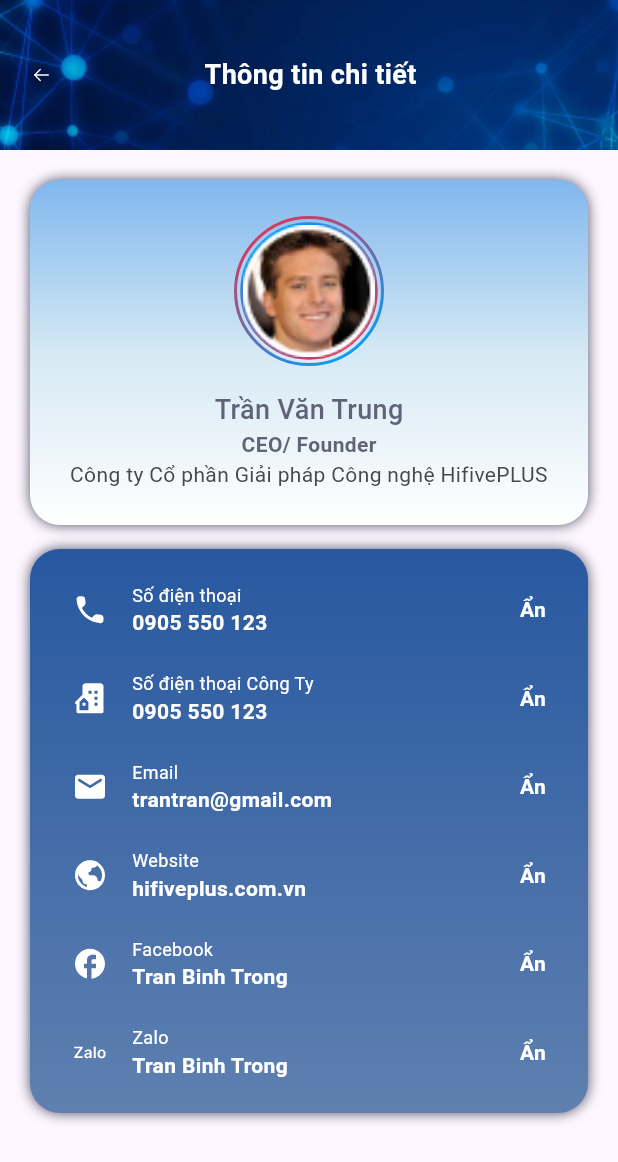
After one commit to huy2992002/demo_flutter, a Flutter app: the screen it shows after launch, after a tap on "Trần Văn Trung", on a phone screen of 412 x 824 dp. The commit adds this screen. Shown: the top 1162 px of the screen. Run offline on Flutter 3.47's test engine with Material 3 defaults, Android fonts, the phone set to English and light mode, and no system bars; our stand-ins replace carousel_slider, flutter_svg; accounts and stored records are empty.

Commit message:
update profile user detail

```diff
--- a/lib/models/user_detail_model.dart
+++ b/lib/models/user_detail_model.dart
@@ -1,12 +1,9 @@
+import 'package:demo_flutter/models/user_infomation_model.dart';
+
 class UserDetailModel {
   String? position;
   String? company;
-  String? phone;
-  String? phoneCompany;
-  String? email;
-  String? website;
-  String? facebook;
-  String? zalo;
+  List<UserInfomationModel>? informations;
 
   UserDetailModel();
 }
--- /dev/null
+++ b/lib/models/user_infomation_model.dart
@@ -0,0 +1,8 @@
+class UserInfomationModel{
+  String? name;
+  String? icon;
+  String? content;
+  bool? status;
+
+  UserInfomationModel();
+}
--- a/lib/models/user_model.dart
+++ b/lib/models/user_model.dart
@@ -1,4 +1,5 @@
 import 'package:demo_flutter/models/user_detail_model.dart';
+import 'package:demo_flutter/models/user_infomation_model.dart';
 
 class UserModel {
   String? avatar;
@@ -16,9 +17,35 @@ UserModel user1 = UserModel()
   ..detail = (UserDetailModel()
     ..position = 'CEO/ Founder'
     ..company = 'Công ty Cổ phần Giải pháp Công nghệ HifivePLUS'
-    ..phone = '0905 550 123'
-    ..phoneCompany = '0905 550 123'
-    ..email = 'trantran@gmail.com'
-    ..website = 'hifiveplus.com.vn'
-    ..facebook = 'Trần Văn Trung'
-    ..zalo = '0905 550 123');
+    ..informations = [
+      UserInfomationModel()
+        ..name = 'Số điện thoại'
+        ..icon = 'assets/icons/ic_phone.svg'
+        ..content = '0905 550 123'
+        ..status = true,
+      UserInfomationModel()
+        ..name = 'Số điện thoại Công Ty'
+        ..icon = 'assets/icons/ic_building_house.svg'
+        ..content = '0905 550 123'
+        ..status = true,
+      UserInfomationModel()
+        ..name = 'Email'
+        ..icon = 'assets/icons/ic_mail.svg'
+        ..content = 'trantran@gmail.com'
+        ..status = true,
+      UserInfomationModel()
+        ..name = 'Website'
+        ..icon = 'assets/icons/ic_website.svg'
+        ..content = 'hifiveplus.com.vn'
+        ..status = true,
+      UserInfomationModel()
+        ..name = 'Facebook'
+        ..icon = 'assets/icons/ic_facebook.svg'
+        ..content = 'Tran Binh Trong'
+        ..status = true,
+      UserInfomationModel()
+        ..name = 'Zalo'
+        ..icon = 'assets/icons/ic_zalo.svg'
+        ..content = 'Tran Binh Trong'
+        ..status = true,
+    ]);
--- a/lib/pages/remote_sales/home/rs_home_page.dart
+++ b/lib/pages/remote_sales/home/rs_home_page.dart
@@ -1,6 +1,8 @@
 import 'package:carousel_slider/carousel_slider.dart';
 import 'package:demo_flutter/models/event_model.dart';
 import 'package:demo_flutter/models/user_model.dart';
+import 'package:demo_flutter/pages/remote_sales/home/widgets/rs_appbar_home.dart';
+import 'package:demo_flutter/pages/remote_sales/profile/user_detail_page.dart';
 import 'package:demo_flutter/resources/app_color.dart';
 import 'package:demo_flutter/resources/app_style.dart';
 import 'package:demo_flutter/utils/app_extension.dart';
@@ -48,64 +50,18 @@ class _RsHomePageState extends State<RsHomePage> {
   Widget build(BuildContext context) {
     return Scaffold(
       backgroundColor: AppColor.hF6F8FF,
-      appBar: PreferredSize(
-        preferredSize: const Size.fromHeight(100.0),
-        child: Container(
-          width: double.infinity,
-          height: MediaQuery.of(context).padding.top + 78,
-          decoration: const BoxDecoration(
-            image: DecorationImage(
-              image: AssetImage('assets/images/img_background_appbar.png'),
-              fit: BoxFit.fill,
+      appBar: RsAppbarHome(
+        user: user1,
+        onProfile: () {
+          Navigator.push(
+            context,
+            MaterialPageRoute(
+              builder: (context) => UserDetailPage(
+                user: user1,
+              ),
             ),
-          ),
-          child: Padding(
-            padding: EdgeInsets.only(top: MediaQuery.of(context).padding.top),
-            child: Row(
-              children: [
-                const SizedBox(width: 16.0),
-                Container(
-                  height: 50.0,
-                  width: 50.0,
-                  decoration: BoxDecoration(
-                    image: DecorationImage(
-                      image: AssetImage(user1.avatar ?? ''),
-                    ),
-                    border: Border.all(color: Colors.white, width: 2.0),
-                    shape: BoxShape.circle,
-                  ),
-                ),
-                const SizedBox(width: 20.0),
-                Column(
-                  mainAxisAlignment: MainAxisAlignment.center,
-                  crossAxisAlignment: CrossAxisAlignment.start,
-                  children: [
-                    Text(
-                      user1.name ?? '',
-                      style: AppStyle.h15w700.copyWith(color: Colors.white),
-                    ),
-                    const SizedBox(height: 4.0),
-                    Text(
-                      (user1.role ?? false) ? 'Doanh nghiệp' : 'Remote Sales',
-                      style: AppStyle.h13w700.copyWith(
-                        color: (user1.role ?? false)
-                            ? AppColor.h6CE9A6
-                            : AppColor.hFEC84B,
-                      ),
-                    ),
-                  ],
-                ),
-                const Spacer(),
-                SvgPicture.asset('assets/icons/ic_qr_code.svg'),
-                const SizedBox(width: 8.0),
-                SvgPicture.asset('assets/icons/ic_bell.svg'),
-                const SizedBox(width: 8.0),
-                SvgPicture.asset('assets/icons/ic_buy.svg'),
-                const SizedBox(width: 20.0),
-              ],
-            ),
-          ),
-        ),
+          );
+        },
       ),
       body: ListView(
         padding: const EdgeInsets.symmetric(horizontal: 16.0)
--- /dev/null
+++ b/lib/pages/remote_sales/home/widgets/rs_appbar_home.dart
@@ -0,0 +1,91 @@
+import 'package:demo_flutter/models/user_model.dart';
+import 'package:demo_flutter/resources/app_color.dart';
+import 'package:demo_flutter/resources/app_style.dart';
+import 'package:flutter/material.dart';
+import 'package:flutter_svg/svg.dart';
+
+class RsAppbarHome extends StatelessWidget implements PreferredSizeWidget {
+  const RsAppbarHome({
+    super.key,
+    required this.user,
+    this.onProfile,
+  });
+
+  final UserModel user;
+  final Function()? onProfile;
+
+  @override
+  Widget build(BuildContext context) {
+    return Container(
+      width: double.infinity,
+      height: MediaQuery.of(context).padding.top + 78,
+      decoration: const BoxDecoration(
+        image: DecorationImage(
+          image: AssetImage('assets/images/img_background_appbar.png'),
+          fit: BoxFit.fill,
+        ),
+      ),
+      child: Padding(
+        padding: EdgeInsets.only(top: MediaQuery.of(context).padding.top),
+        child: Row(
+          children: [
+            const SizedBox(width: 16.0),
+            GestureDetector(
+              onTap: onProfile,
+              behavior: HitTestBehavior.translucent,
+              child: SizedBox(
+                child: Row(
+                  children: [
+                    Container(
+                      height: 50.0,
+                      width: 50.0,
+                      decoration: BoxDecoration(
+                        image: DecorationImage(
+                          image: AssetImage(user.avatar ?? ''),
+                        ),
+                        border: Border.all(color: Colors.white, width: 2.0),
+                        shape: BoxShape.circle,
+                      ),
+                    ),
+                    const SizedBox(width: 20.0),
+                    Column(
+                      mainAxisAlignment: MainAxisAlignment.center,
+                      crossAxisAlignment: CrossAxisAlignment.start,
+                      children: [
+                        Text(
+                          user.name ?? '',
+                          style: AppStyle.h15w700.copyWith(color: Colors.white),
+                        ),
+                        const SizedBox(height: 4.0),
+                        Text(
+                          (user.role ?? false)
+                              ? 'Doanh nghiệp'
+                              : 'Remote Sales',
+                          style: AppStyle.h13w700.copyWith(
+                            color: (user.role ?? false)
+                                ? AppColor.h6CE9A6
+                                : AppColor.hFEC84B,
+                          ),
+                        ),
+                      ],
+                    ),
+                  ],
+                ),
+              ),
+            ),
+            const Spacer(),
+            SvgPicture.asset('assets/icons/ic_qr_code.svg'),
+            const SizedBox(width: 8.0),
+            SvgPicture.asset('assets/icons/ic_bell.svg'),
+            const SizedBox(width: 8.0),
+            SvgPicture.asset('assets/icons/ic_buy.svg'),
+            const SizedBox(width: 20.0),
+          ],
+        ),
+      ),
+    );
+  }
+
+  @override
+  Size get preferredSize => const Size.fromHeight(100.0);
+}
--- /dev/null
+++ b/lib/pages/remote_sales/home/widgets/user_social_item.dart
@@ -0,0 +1,58 @@
+import 'package:demo_flutter/models/user_infomation_model.dart';
+import 'package:demo_flutter/resources/app_style.dart';
+import 'package:flutter/material.dart';
+import 'package:flutter_svg/svg.dart';
+
+class UserSocialItem extends StatelessWidget {
+  const UserSocialItem({
+    super.key,
+    required this.item,
+    this.onPressed,
+  });
+
+  final UserInfomationModel? item;
+  final Function()? onPressed;
+
+  @override
+  Widget build(BuildContext context) {
+    return Container(
+      padding: const EdgeInsets.symmetric(horizontal: 12.0, vertical: 6.0),
+      child: Row(
+        children: [
+          SvgPicture.asset(
+            item?.icon ?? '',
+          ),
+          const SizedBox(width: 16.0),
+          Expanded(
+            child: Column(
+              crossAxisAlignment: CrossAxisAlignment.start,
+              children: [
+                Text(
+                  item?.name ?? '',
+                  style: AppStyle.h12w400.copyWith(
+                    color: Colors.white,
+                  ),
+                ),
+                Text(
+                  (item?.status ?? false) ? item?.content ?? '' : '***********',
+                  style: AppStyle.h14w600.copyWith(
+                    color: Colors.white,
+                  ),
+                ),
+              ],
+            ),
+          ),
+          GestureDetector(
+            onTap: onPressed,
+            child: Text(
+              (item?.status ?? false) ? 'Ẩn' : ' Hiển Thị',
+              style: AppStyle.h14w600.copyWith(
+                color: Colors.white,
+              ),
+            ),
+          )
+        ],
+      ),
+    );
+  }
+}
--- /dev/null
+++ b/lib/pages/remote_sales/profile/user_detail_page.dart
@@ -0,0 +1,153 @@
+import 'package:demo_flutter/components/hi_boss_app_bar.dart';
+import 'package:demo_flutter/models/user_model.dart';
+import 'package:demo_flutter/pages/remote_sales/home/widgets/user_social_item.dart';
+import 'package:demo_flutter/resources/app_color.dart';
+import 'package:demo_flutter/resources/app_style.dart';
+import 'package:flutter/material.dart';
+import 'package:flutter_svg/flutter_svg.dart';
+
+class UserDetailPage extends StatefulWidget {
+  const UserDetailPage({
+    super.key,
+    required this.user,
+  });
+
+  final UserModel user;
+
+  @override
+  State<UserDetailPage> createState() => _UserDetailPageState();
+}
+
+class _UserDetailPageState extends State<UserDetailPage> {
+  @override
+  Widget build(BuildContext context) {
+    return Scaffold(
+      appBar: HiBossAppBar(
+        leftIcon: 'assets/icons/ic_back.svg',
+        leftPressed: () => Navigator.pop(context),
+        title: 'Thông tin chi tiết',
+      ),
+      body: SingleChildScrollView(
+        child: Padding(
+          padding: const EdgeInsets.all(20.0),
+          child: Column(
+            children: [
+              Container(
+                width: double.infinity,
+                padding: const EdgeInsets.all(24.0),
+                decoration: BoxDecoration(
+                  gradient: const LinearGradient(
+                    begin: AlignmentDirectional.topCenter,
+                    end: AlignmentDirectional.bottomCenter,
+                    colors: [
+                      AppColor.h80B7EE,
+                      AppColor.hD5E9F4,
+                      Colors.white,
+                    ],
+                  ),
+                  borderRadius: BorderRadius.circular(20.0),
+                  boxShadow: const [
+                    BoxShadow(
+                      color: AppColor.h4C4E64,
+                      offset: Offset(0.0, 0.0),
+                      blurRadius: 7,
+                    ),
+                  ],
+                ),
+                child: Column(
+                  children: [
+                    Stack(
+                      children: [
+                        SvgPicture.asset(
+                          'assets/icons/ic_circle_avatar.svg',
+                          width: 100.0,
+                        ),
+                        Positioned(
+                          top: 4.0,
+                          left: 4.0,
+                          right: 4.0,
+                          bottom: 4.0,
+                          child: SvgPicture.asset(
+                            'assets/icons/ic_circle_avatar_small.svg',
+                          ),
+                        ),
+                        Positioned(
+                          top: 6.0,
+                          left: 6.0,
+                          right: 6.0,
+                          bottom: 6.0,
+                          child: Image.asset(
+                            widget.user.avatar ?? '',
+                            fit: BoxFit.fill,
+                          ),
+                        ),
+                      ],
+                    ),
+                    const SizedBox(height: 16.0),
+                    Text(
+                      widget.user.name ?? '',
+                      style: AppStyle.h18w500.copyWith(
+                        color: AppColor.h4C4E64.withOpacity(0.87),
+                      ),
+                    ),
+                    Text(
+                      widget.user.detail?.position ?? '',
+                      style: AppStyle.h14w600.copyWith(
+                        color: AppColor.h4C4E64.withOpacity(0.87),
+                      ),
+                    ),
+                    Text(
+                      widget.user.detail?.company ?? '',
+                      style: AppStyle.h14w400,
+                      textAlign: TextAlign.center,
+                    )
+                  ],
+                ),
+              ),
+              const SizedBox(height: 16.0),
+              Container(
+                padding: const EdgeInsets.all(16.0),
+                decoration: BoxDecoration(
+                  gradient: const LinearGradient(
+                    begin: AlignmentDirectional.topCenter,
+                    end: AlignmentDirectional.bottomCenter,
+                    colors: [
+                      AppColor.h2758A0,
+                      AppColor.h5F80B0,
+                    ],
+                  ),
+                  borderRadius: BorderRadius.circular(20.0),
+                  boxShadow: const [
+                    BoxShadow(
+                      color: AppColor.h4C4E64,
+                      offset: Offset(0.0, 0.0),
+                      blurRadius: 7,
+                    ),
+                  ],
+                ),
+                child: ListView.separated(
+                  itemCount: widget.user.detail?.informations?.length ?? 0,
+                  physics: const NeverScrollableScrollPhysics(),
+                  shrinkWrap: true,
+                  itemBuilder: (context, index) {
+                    final item = widget.user.detail?.informations?[index];
+                    return UserSocialItem(
+                      item: item,
+                      onPressed: () {
+                        setState(() {
+                          item?.status = !(item.status ?? false);
+                        });
+                      },
+                    );
+                  },
+                  separatorBuilder: (context, index) =>
+                      const SizedBox(height: 10.0),
+                ),
+              ),
+            ],
+          ),
+        ),
+      ),
+    );
+  }
+}
--- a/lib/resources/app_color.dart
+++ b/lib/resources/app_color.dart
@@ -35,8 +35,12 @@ class AppColor {
   static const Color hD1FADF = Color(0xFFD1FADF);
   static const Color hFFB3AF = Color(0xFFFFB3AF);
   static const Color h90E6D7 = Color(0xFF90E6D7);
-
-
-
+  static const Color h4C4E64 = Color(0xFF4C4E64);
+  static const Color hEC2F4B = Color(0xFFEC2F4B);
+  static const Color h009FFF = Color(0xFF009FFF);
+  static const Color h80B7EE = Color(0xFF80B7EE);
+  static const Color hD5E9F4 = Color(0xFFD5E9F4);
+  static const Color h2758A0 = Color(0xFF2758A0);
+  static const Color h5F80B0 = Color(0xFF5F80B0);
 
 }
--- a/lib/resources/app_style.dart
+++ b/lib/resources/app_style.dart
@@ -112,6 +112,12 @@ class AppStyle {
     fontWeight: FontWeight.w600,
   );
 
+  static const h18w500 = TextStyle(
+    color: Colors.white,
+    fontSize: 18.0,
+    fontWeight: FontWeight.w500,
+  );
+
   static const h20w600 = TextStyle(
     color: AppColor.h063782,
     fontSize: 20.0,
```
Also changed, not shown: assets/icons/ic_back.svg, assets/icons/ic_building_house.svg (added), assets/icons/ic_circle_avatar.svg (added), assets/icons/ic_circle_avatar_small.svg (added), assets/icons/ic_facebook.svg (added), assets/icons/ic_mail.svg (added), assets/icons/ic_phone.svg (added), assets/icons/ic_website.svg (added), assets/icons/ic_zalo.svg (added).
